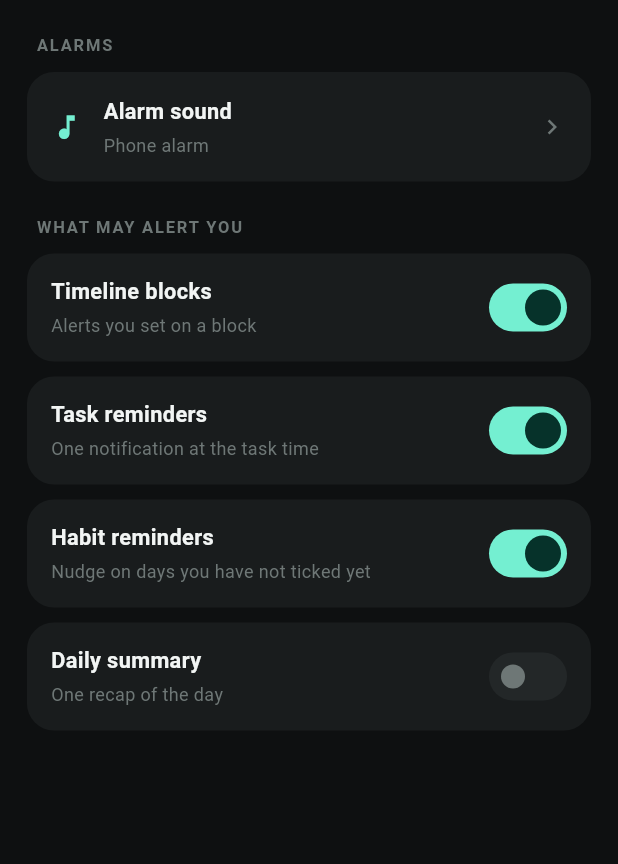
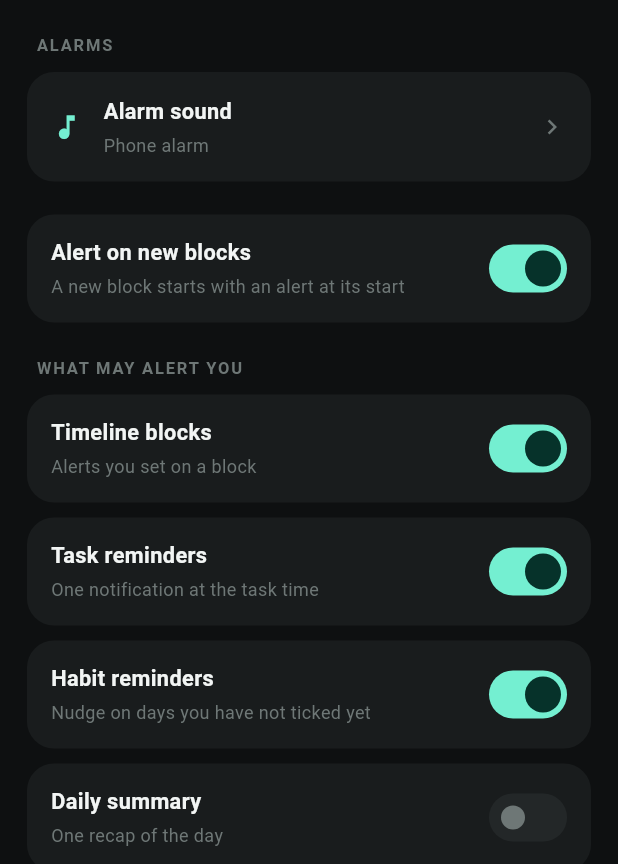
Before and after one commit to lukabraske37/Timebox, a Flutter app: the Shell screen opened directly, item 5 of the bottom bar chosen, scrolled down 576 dp, after a tap on "Notifications & Alerts", on a phone screen of 412 x 824 dp, the part 372-1236 px from its top. Run offline on Flutter 3.47's test engine with Material 3 defaults, Android fonts, the phone set to English and light mode, and no system bars; our stand-ins replace audioplayers, file_picker, flutter_local_notifications, flutter_timezone, local_auth, share_plus and 2 more; accounts and stored records are empty.

Commit message:
Let new blocks start without an alert
Every new block was given an alert at its start, to be removed by hand
each time by anyone who did not want one. Settings > Notifications &
Alerts now has a switch for it; off, a new block starts with none.

Co-Authored-By: Claude Fable 5.2 <noreply@anthropic.com>
Claude-Session: https://claude.ai/code/session_01Uut4bWc5VJp1xWdyLDxP9L

```diff
--- a/lib/screens/settings.dart
+++ b/lib/screens/settings.dart
@@ -230,6 +230,13 @@ class NotificationsPage extends StatelessWidget {
         title: 'Alarm sound',
         subtitle: store.alarmSoundName,
         onTap: () => Navigator.of(context).push(MaterialPageRoute(builder: (_) => const AlarmSoundPage())),
+      ),
+      const SizedBox(height: 22),
+      SwitchRow(
+        title: 'Alert on new blocks',
+        subtitle: store.alertNewBlocks ? 'A new block starts with an alert at its start' : 'A new block starts with no alerts',
+        value: store.alertNewBlocks,
+        onChanged: (v) => store.mutate(() => store.alertNewBlocks = v),
       ),
       const SizedBox(height: 22),
       const SectionLabel('What may alert you'),
--- a/lib/store.dart
+++ b/lib/store.dart
@@ -95,6 +95,10 @@ class Store extends ChangeNotifier {
   bool notifBlocks = true;
   bool notifTasks = true;
   bool notifHabits = true;
+
+  /// Whether a new block starts out with an alert at its start. Off means it
+  /// starts with none and alerts are added only by hand.
+  bool alertNewBlocks = true;
   bool dailySummary = false;
   int summaryTime = 1260;
   String habitRange = '5w';
@@ -270,6 +274,7 @@ class Store extends ChangeNotifier {
         'notifBlocks': notifBlocks,
         'notifTasks': notifTasks,
         'notifHabits': notifHabits,
+        'alertNewBlocks': alertNewBlocks,
         'dailySummary': dailySummary,
         'summaryTime': summaryTime,
         'habitRange': habitRange,
@@ -313,6 +318,7 @@ class Store extends ChangeNotifier {
     notifBlocks = _flag(j['notifBlocks'], true);
     notifTasks = _flag(j['notifTasks'], true);
     notifHabits = _flag(j['notifHabits'], true);
+    alertNewBlocks = _flag(j['alertNewBlocks'], true);
     dailySummary = _flag(j['dailySummary'], false);
     final summary = j['summaryTime'];
     summaryTime = summary is num ? summary.toInt().clamp(0, 1439) : 1260;
```
Also changed, not shown: lib/sheets.dart (+8 -2 lines), 1 other file.
